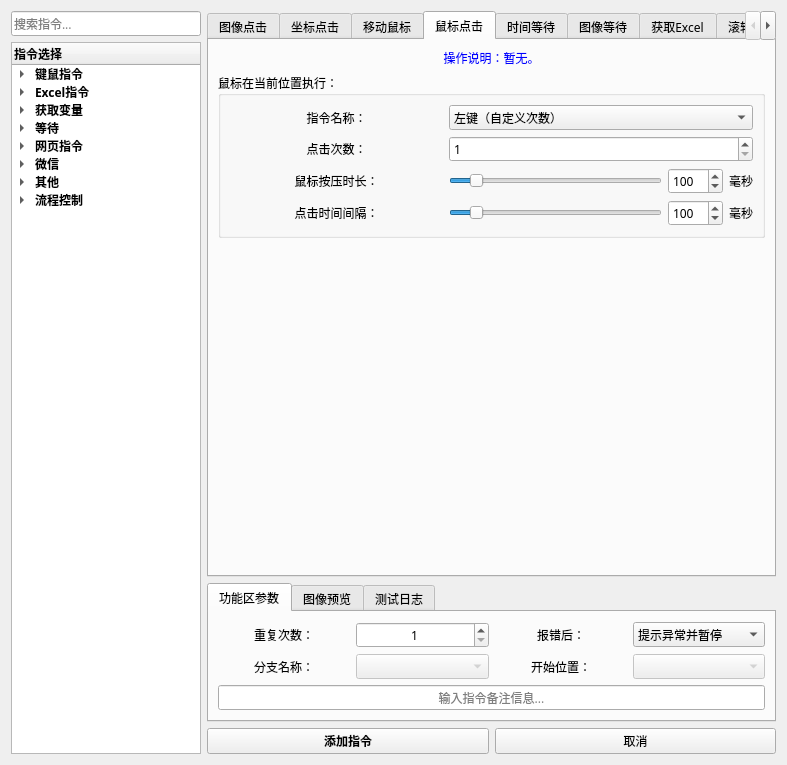
Old version of the form 窗体/导航窗口.ui in the repository FsterThanLight/automatic_clicker_2.
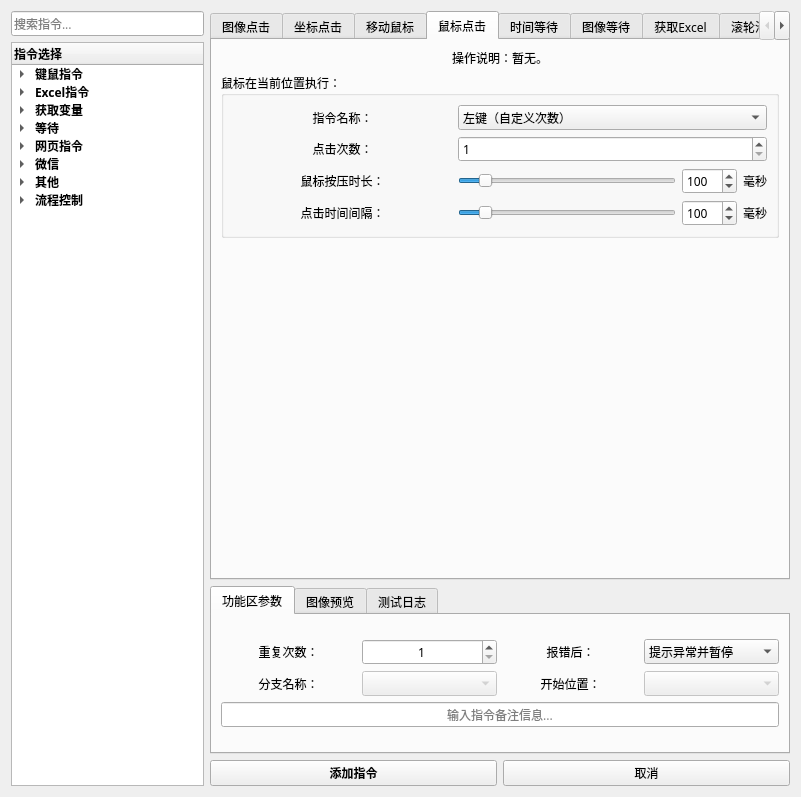
New version of the form. The open tabs and pages were chosen to show the change. Icons and pictures are not drawn.

The edit to the form file:
```diff
--- a/窗体/导航窗口.ui
+++ b/窗体/导航窗口.ui
@@ -6,8 +6,8 @@
    <rect>
     <x>0</x>
     <y>0</y>
-    <width>787</width>
-    <height>765</height>
+    <width>801</width>
+    <height>797</height>
    </rect>
   </property>
   <property name="font">
@@ -1121,97 +1121,6 @@
              <verstretch>0</verstretch>
             </sizepolicy>
            </property>
-           <property name="palette">
-            <palette>
-             <active>
-              <colorrole role="WindowText">
-               <brush brushstyle="SolidPattern">
-                <color alpha="255">
-                 <red>0</red>
-                 <green>0</green>
-                 <blue>255</blue>
-                </color>
-               </brush>
-              </colorrole>
-              <colorrole role="Text">
-               <brush brushstyle="SolidPattern">
-                <color alpha="255">
-                 <red>0</red>
-                 <green>0</green>
-                 <blue>255</blue>
-                </color>
-               </brush>
-              </colorrole>
-              <colorrole role="PlaceholderText">
-               <brush brushstyle="SolidPattern">
-                <color alpha="128">
-                 <red>0</red>
-                 <green>0</green>
-                 <blue>255</blue>
-                </color>
-               </brush>
-              </colorrole>
-             </active>
-             <inactive>
-              <colorrole role="WindowText">
-               <brush brushstyle="SolidPattern">
-                <color alpha="255">
-                 <red>0</red>
-                 <green>0</green>
-                 <blue>255</blue>
-                </color>
-               </brush>
-              </colorrole>
-              <colorrole role="Text">
-               <brush brushstyle="SolidPattern">
-                <color alpha="255">
-                 <red>0</red>
-                 <green>0</green>
-                 <blue>255</blue>
-                </color>
-               </brush>
-              </colorrole>
-              <colorrole role="PlaceholderText">
-               <brush brushstyle="SolidPattern">
-                <color alpha="128">
-                 <red>0</red>
-                 <green>0</green>
-                 <blue>255</blue>
-                </color>
-               </brush>
-              </colorrole>
-             </inactive>
-             <disabled>
-              <colorrole role="WindowText">
-               <brush brushstyle="SolidPattern">
-                <color alpha="255">
-                 <red>120</red>
-                 <green>120</green>
-                 <blue>120</blue>
-                </color>
-               </brush>
-              </colorrole>
-              <colorrole role="Text">
-               <brush brushstyle="SolidPattern">
-                <color alpha="255">
-                 <red>120</red>
-                 <green>120</green>
-                 <blue>120</blue>
-                </color>
-               </brush>
-              </colorrole>
-              <colorrole role="PlaceholderText">
-               <brush brushstyle="SolidPattern">
-                <color alpha="128">
-                 <red>0</red>
-                 <green>0</green>
-                 <blue>0</blue>
-                </color>
-               </brush>
-              </colorrole>
-             </disabled>
-            </palette>
-           </property>
            <property name="text">
             <string>操作说明：暂无。</string>
            </property>
@@ -1219,7 +1128,7 @@
             <set>Qt::AlignCenter</set>
            </property>
            <property name="wordWrap">
-            <bool>true</bool>
+            <bool>false</bool>
            </property>
            <property name="margin">
             <number>0</number>
```
Left out of the diff: 159 changed lines with no effect on the pictures. Lines whose indentation alone changed are shown as unchanged.
